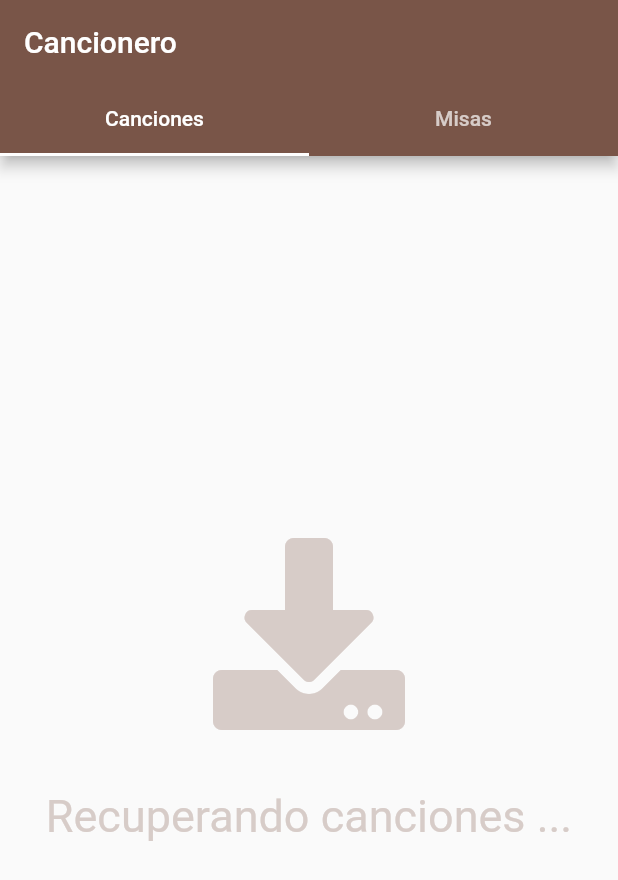
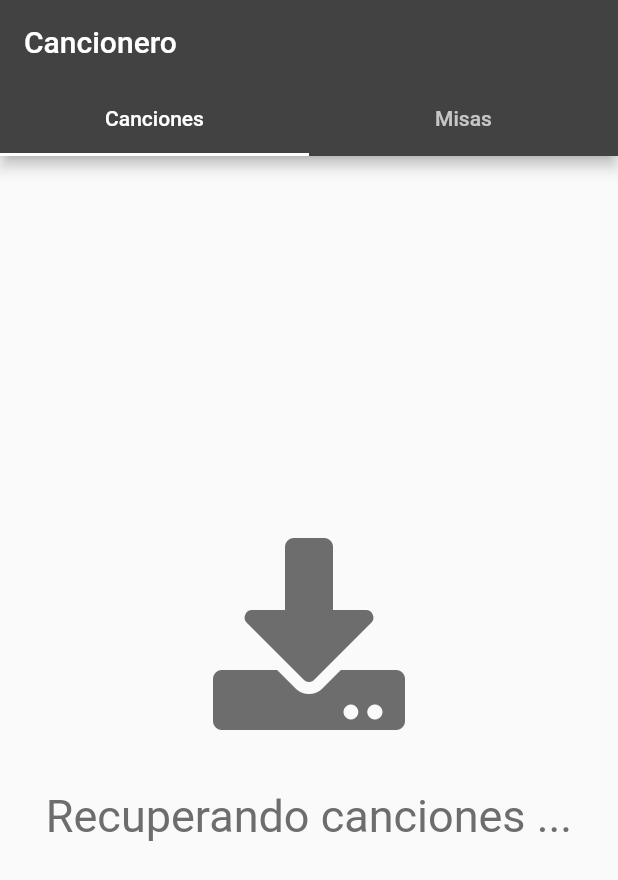
Before and after one commit to kominthanhtut/csbook_app, a Flutter app: the screen it shows after launch, on a phone screen of 412 x 824 dp. Shown: the top 880 px of the screen. Run offline on Flutter 3.47's test engine with Material 2 defaults, Android fonts, the phone set to English and light mode, and no system bars; our stand-ins replace font_awesome_flutter, sqflite, sticky_headers; missing offline and left inert: screen; accounts and stored records are empty; network calls fail.

```diff
--- a/lib/main.dart
+++ b/lib/main.dart
@@ -18,7 +18,11 @@ class MyApp extends StatelessWidget {
       theme: ThemeData(
           //brightness: Brightness.dark,
           //scaffoldBackgroundColor: Colors.black,
-          primarySwatch: Colors.brown
+          //primarySwatch: Colors.brown
+          primaryColor: Color(0xff424242),
+          primaryColorLight: Color(0xff6d6d6d),
+          primaryColorDark: Color(0xff1b1b1b),
+          primaryTextTheme: TextTheme(body1: TextStyle(color: Colors.white)),
           //bottomAppBarColor: Colors.black
           ),
       home: MainScreen(title: 'Catholic Song Book'),
--- a/lib/mainScreen.dart
+++ b/lib/mainScreen.dart
@@ -46,7 +46,10 @@ class _MainState extends State<MainScreen> with TickerProviderStateMixin {
       appBar: AppBar(
         title: Text(_currentTitle),
         actions: _currentActions,
-        bottom: TabBar(controller: _tabController, tabs: [
+        bottom: TabBar(
+          controller: _tabController,
+          indicatorColor: Colors.white,
+          tabs: [
           Tab(
             text: "Canciones",
             //icon: Icon(Icons.list),
```
Also changed, not shown: lib/pages/parish_fragment.dart (+4 -5 lines), pubspec.yaml (+10 -0 lines), assets/ic_background.png (added), assets/ic_foreground.png (added), assets/ic_launcher.png (added), 16 other files.
